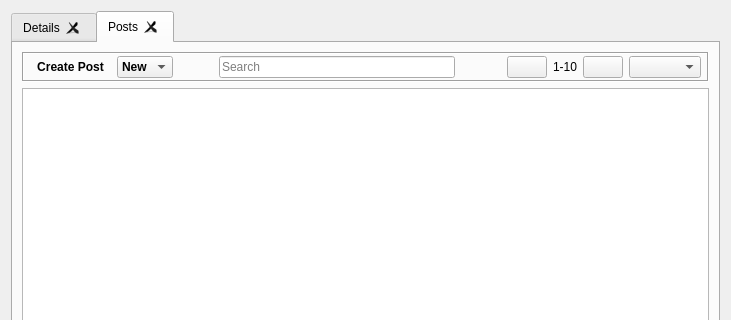
Qt form retroshare-gui/src/gui/Posted/PostedListWidgetWithModel.ui (RetroShare/RetroShare) before a commit; both pictures show x 0 to 731 and y 0 to 320 of the 731 by 593 pixel window.
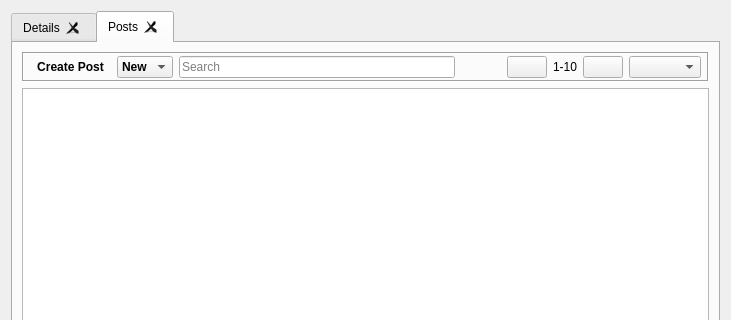
The same form after that commit. The open tabs and pages were chosen to show the change. Icons and pictures are not drawn. Custom widgets are drawn as their Qt base class.

Patch:
```diff
--- a/retroshare-gui/src/gui/Posted/PostedListWidgetWithModel.ui
+++ b/retroshare-gui/src/gui/Posted/PostedListWidgetWithModel.ui
@@ -454,22 +454,6 @@
             </item>
            </widget>
           </item>
-          <item>
-           <spacer name="horizontalSpacer_2">
-            <property name="orientation">
-             <enum>Qt::Horizontal</enum>
-            </property>
-            <property name="sizeType">
-             <enum>QSizePolicy::Minimum</enum>
-            </property>
-            <property name="sizeHint" stdset="0">
-             <size>
-              <width>40</width>
-              <height>20</height>
-             </size>
-            </property>
-           </spacer>
-          </item>
           <item>
            <widget class="LineEditClear" name="filter_LE">
             <property name="placeholderText">
```
